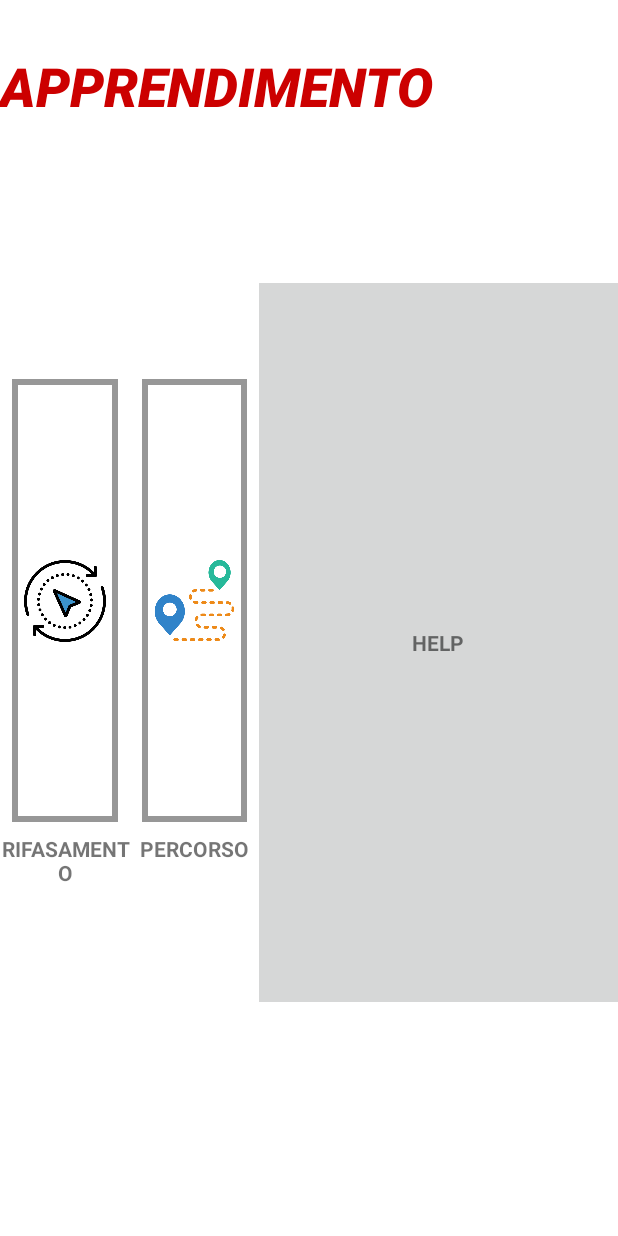
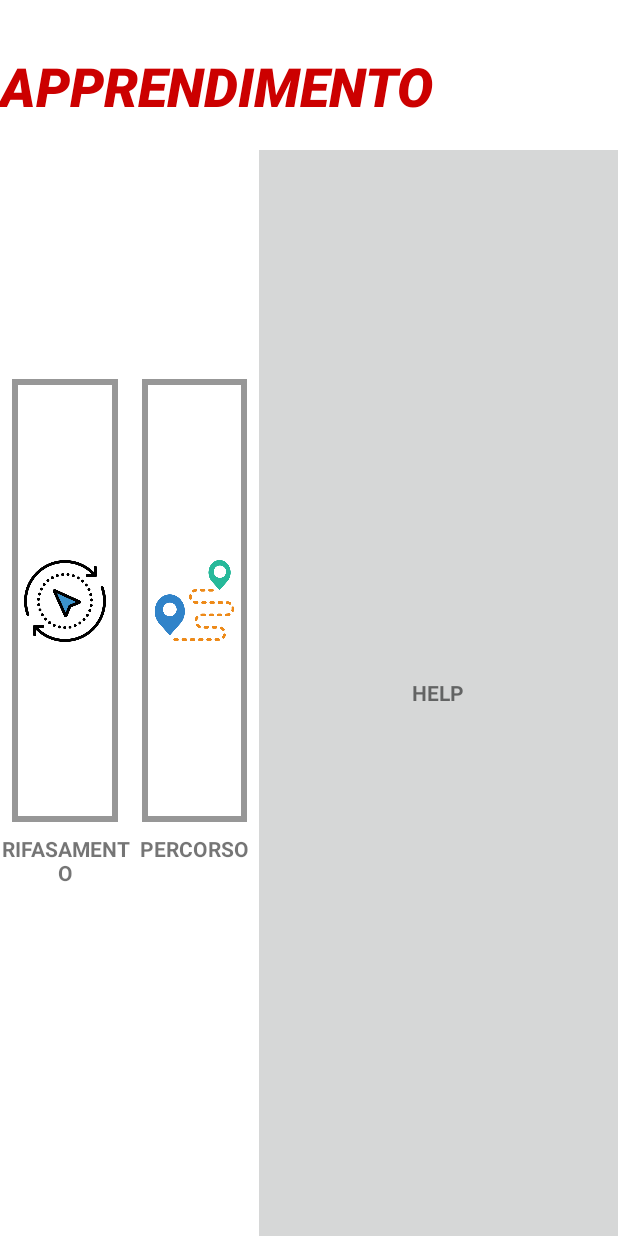
Before and after one commit to AlessioDiNardo/Login, an Android app: the Apprendimento screen opened directly, with no data from a screen before it, on a phone screen of 412 x 824 dp. Run offline under Robolectric (Android 15) with nearby library versions, the phone set to English and light mode, and no system bars.

Commit message:
FATTO TUTTO

```diff
--- a/app/src/main/res/layout/activity_apprendimento.xml
+++ b/app/src/main/res/layout/activity_apprendimento.xml
@@ -5,7 +5,7 @@
     android:id="@+id/relativeLayout"
     android:layout_width="match_parent"
     android:layout_height="match_parent"
-    android:background="@color/colorPrimaryDark"
+    android:background="@android:color/white"
     tools:context=".Apprendimento">
 
     <TextView
@@ -74,10 +74,10 @@
     <TextView
         android:id="@+id/Helptextview"
         android:layout_width="239dp"
-        android:layout_height="479dp"
+        android:layout_height="0dp"
         android:layout_marginStart="8dp"
         android:layout_marginLeft="8dp"
-        android:layout_marginTop="32dp"
+        android:layout_marginTop="100dp"
         android:background="?attr/colorButtonNormal"
         android:gravity="center"
         android:text="HELP"
--- a/app/src/main/res/layout/activity_diagnostica.xml
+++ b/app/src/main/res/layout/activity_diagnostica.xml
@@ -4,6 +4,7 @@
     xmlns:tools="http://schemas.android.com/tools"
     android:layout_width="match_parent"
     android:layout_height="match_parent"
+    android:background="@android:color/white"
     tools:context=".Diagnostica">
 
     <EditText
@@ -47,7 +48,7 @@
         android:id="@+id/textView12"
         android:layout_width="wrap_content"
         android:layout_height="wrap_content"
-        android:layout_marginTop="56dp"
+        android:layout_marginTop="70dp"
         android:text="INPUT"
         android:textSize="24sp"
         android:textStyle="bold"
```
